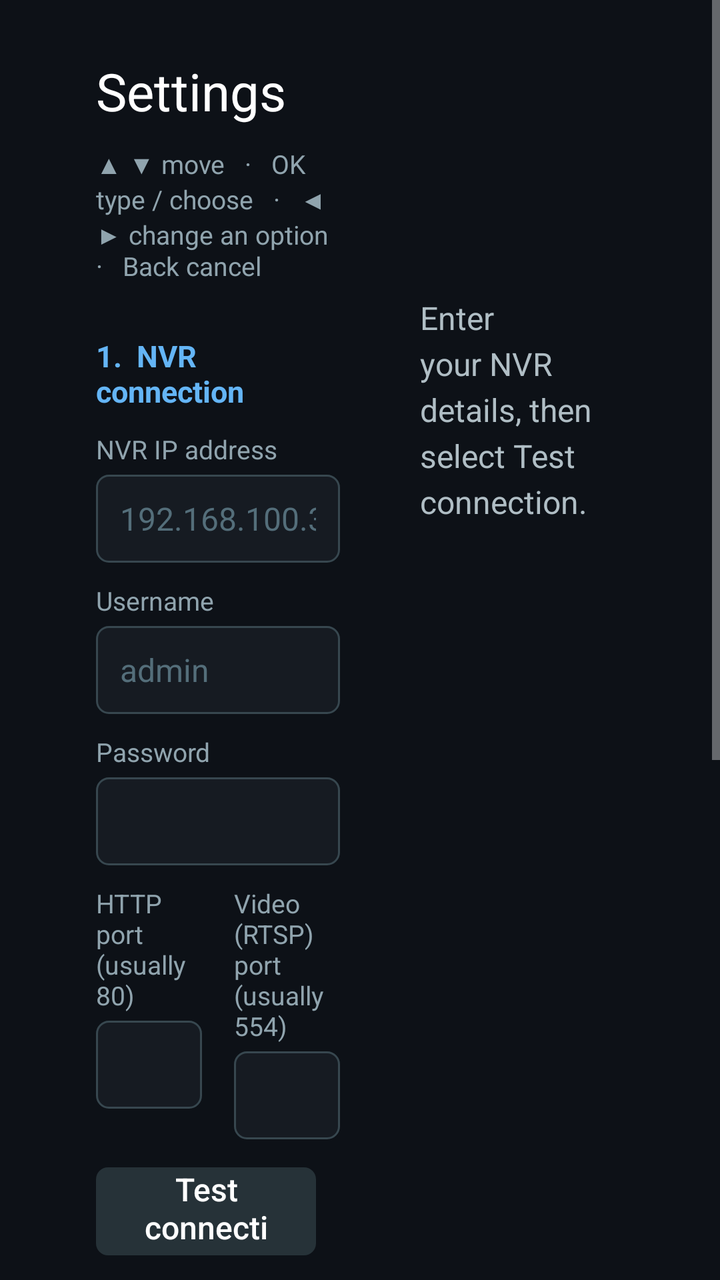
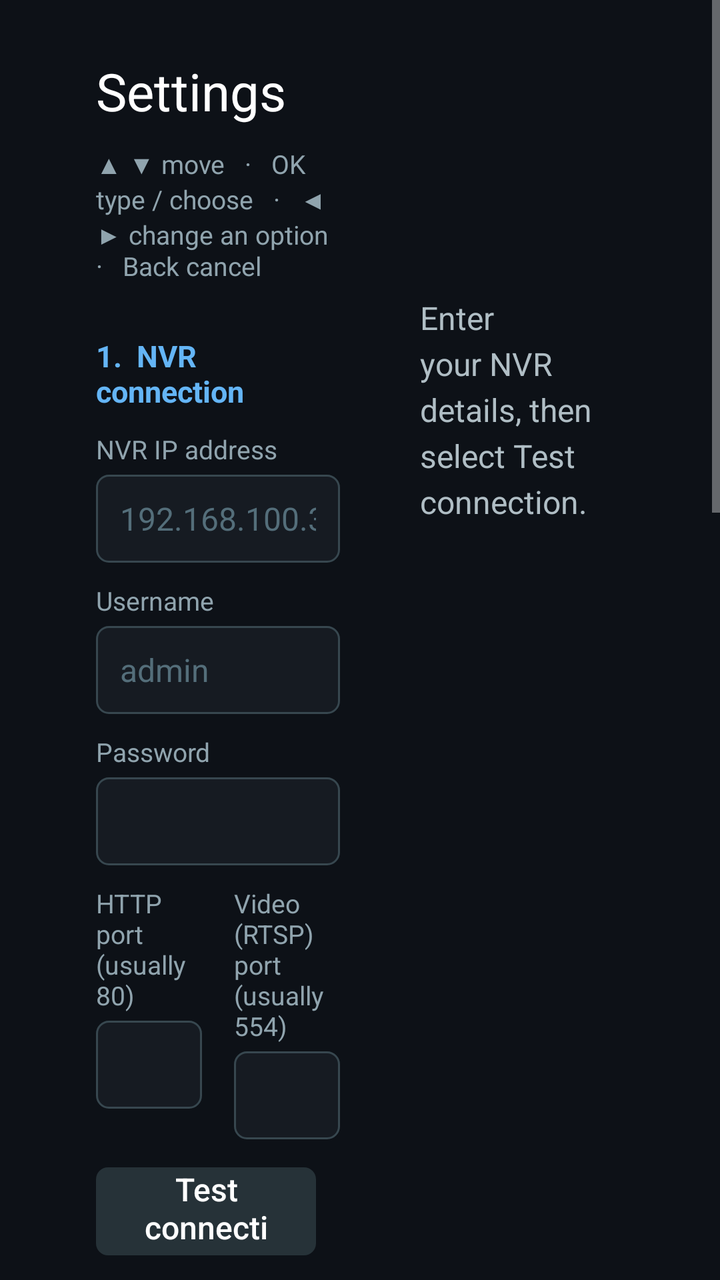

An Android layout rendered at two revisions. The XML below is the earlier revision; the diff shows what the commit changed to produce the second picture.
<!-- AndroidManifest.xml: application theme AppTheme -->
<!-- res/layout/activity_settings.xml -->
<?xml version="1.0" encoding="utf-8"?>
<ScrollView xmlns:android="http://schemas.android.com/apk/res/android"
    android:layout_width="match_parent"
    android:layout_height="match_parent"
    android:background="#0D1117"
    android:fillViewport="true">

    <LinearLayout
        android:layout_width="match_parent"
        android:layout_height="wrap_content"
        android:orientation="horizontal"
        android:paddingHorizontal="48dp"
        android:paddingVertical="28dp">

        
        <LinearLayout
            android:layout_width="0dp"
            android:layout_height="wrap_content"
            android:layout_weight="1.2"
            android:orientation="vertical">

            <TextView
                style="@style/SettingsTitle"
                android:text="Settings" />

            <TextView
                style="@style/SettingsLabel"
                android:text="▲ ▼ move   ·   OK type / choose   ·   ◀ ▶ change an option   ·   Back cancel" />

            
            <TextView
                style="@style/SettingsSection"
                android:text="1.  NVR connection" />

            <TextView style="@style/SettingsLabel" android:text="NVR IP address" />
            <EditText
                android:id="@+id/f_host"
                style="@style/SettingsField"
                android:hint="192.168.100.30"
                android:inputType="textUri" />

            <TextView style="@style/SettingsLabel" android:text="Username" />
            <EditText
                android:id="@+id/f_user"
                style="@style/SettingsField"
                android:hint="admin"
                android:inputType="text" />

            <TextView style="@style/SettingsLabel" android:text="Password" />
            <EditText
                android:id="@+id/f_pass"
                style="@style/SettingsField"
                android:inputType="textPassword" />

            <LinearLayout
                android:layout_width="match_parent"
                android:layout_height="wrap_content"
                android:orientation="horizontal">

                <LinearLayout
                    android:layout_width="0dp"
                    android:layout_height="wrap_content"
                    android:layout_marginEnd="16dp"
                    android:layout_weight="1"
                    android:orientation="vertical">

                    <TextView style="@style/SettingsLabel" android:text="HTTP port (usually 80)" />
                    <EditText
                        android:id="@+id/f_http_port"
                        style="@style/SettingsField"
                        android:inputType="number" />
                </LinearLayout>

                <LinearLayout
                    android:layout_width="0dp"
                    android:layout_height="wrap_content"
                    android:layout_weight="1"
                    android:orientation="vertical">

                    <TextView style="@style/SettingsLabel" android:text="Video (RTSP) port (usually 554)" />
                    <EditText
                        android:id="@+id/f_rtsp_port"
                        style="@style/SettingsField"
                        android:imeOptions="actionDone"
                        android:inputType="number" />
                </LinearLayout>
            </LinearLayout>

            <Button
                android:id="@+id/btn_test"
                style="@style/SettingsButton"
                android:layout_marginTop="14dp"
                android:text="Test connection" />

            
            <TextView
                style="@style/SettingsSection"
                android:text="2.  Display" />

            <Button
                android:id="@+id/o_layout"
                style="@style/SettingsOption" />

            <Button
                android:id="@+id/o_grid"
                style="@style/SettingsOption" />

            <Button
                android:id="@+id/o_fit"
                style="@style/SettingsOption" />

            <Button
                android:id="@+id/o_cycle"
                style="@style/SettingsOption" />

            <Button
                android:id="@+id/o_manual"
                style="@style/SettingsOption" />

            <Button
                android:id="@+id/btn_reset_order"
                style="@style/SettingsOption"
                android:text="Reset camera order  (tip: hold OK on a camera to move it)" />

            
            <LinearLayout
                android:layout_width="match_parent"
                android:layout_height="wrap_content"
                android:layout_marginTop="24dp"
                android:orientation="horizontal">

                <Button
                    android:id="@+id/btn_save"
                    style="@style/SettingsButton"
                    android:text="Save" />

                <Button
                    android:id="@+id/btn_cancel"
                    style="@style/SettingsButton"
                    android:text="Cancel" />
            </LinearLayout>
        </LinearLayout>

        
        <TextView
            android:id="@+id/result"
            android:layout_width="0dp"
            android:layout_height="wrap_content"
            android:layout_marginStart="40dp"
            android:layout_marginTop="120dp"
            android:layout_weight="1"
            android:lineSpacingExtra="4dp"
            android:text="Enter your NVR details, then select Test connection."
            android:textColor="#B0BEC5"
            android:textSize="16sp" />
    </LinearLayout>
</ScrollView>
<!-- resources referenced by this layout -->
<resources>
  <style name="SettingsField">
          <item name="android:layout_width">match_parent</item>
          <item name="android:layout_height">44dp</item>
          <item name="android:background">@drawable/field_tv</item>
          <item name="android:imeOptions">actionNext</item>
          <item name="android:maxLines">1</item>
          <item name="android:paddingHorizontal">12dp</item>
          <item name="android:singleLine">true</item>
          <item name="android:textColor">#FFFFFF</item>
          <item name="android:textColorHint">#546E7A</item>
          <item name="android:textSize">16sp</item>
      </style>
  <style name="SettingsLabel">
          <item name="android:layout_width">wrap_content</item>
          <item name="android:layout_height">wrap_content</item>
          <item name="android:layout_marginTop">10dp</item>
          <item name="android:layout_marginBottom">4dp</item>
          <item name="android:textColor">#90A4AE</item>
          <item name="android:textSize">13sp</item>
      </style>
  <style name="SettingsSection">
          <item name="android:layout_width">wrap_content</item>
          <item name="android:layout_height">wrap_content</item>
          <item name="android:layout_marginTop">22dp</item>
          <item name="android:textColor">#64B5F6</item>
          <item name="android:textSize">15sp</item>
          <item name="android:textStyle">bold</item>
      </style>
  <style name="SettingsTitle">
          <item name="android:layout_width">wrap_content</item>
          <item name="android:layout_height">wrap_content</item>
          <item name="android:textColor">#FFFFFF</item>
          <item name="android:textSize">26sp</item>
      </style>
  <style name="AppTheme" parent="@android:style/Theme.Material.NoActionBar.Fullscreen">
          <item name="android:windowBackground">@android:color/black</item>
          <item name="android:colorAccent">#2196F3</item>
          <item name="android:colorPrimary">#0D1117</item>
      </style>
  <!-- drawable button_tv (drawable) -->
  <?xml version="1.0" encoding="utf-8"?>
  <selector xmlns:android="http://schemas.android.com/apk/res/android">
      <item android:state_focused="true">
          <shape android:shape="rectangle">
              <corners android:radius="6dp" />
              <solid android:color="#2196F3" />
          </shape>
      </item>
      <item android:state_pressed="true">
          <shape android:shape="rectangle">
              <corners android:radius="6dp" />
              <solid android:color="#1565C0" />
          </shape>
      </item>
      <item>
          <shape android:shape="rectangle">
              <corners android:radius="6dp" />
              <solid android:color="#263238" />
          </shape>
      </item>
  </selector>
  <!-- drawable field_tv (drawable) -->
  <?xml version="1.0" encoding="utf-8"?>
  <selector xmlns:android="http://schemas.android.com/apk/res/android">
      <item android:state_focused="true">
          <shape android:shape="rectangle">
              <corners android:radius="6dp" />
              <solid android:color="#1A2733" />
              <stroke android:width="2dp" android:color="#2196F3" />
          </shape>
      </item>
      <item>
          <shape android:shape="rectangle">
              <corners android:radius="6dp" />
              <solid android:color="#161B22" />
              <stroke android:width="1dp" android:color="#37474F" />
          </shape>
      </item>
  </selector>
  <!-- unchanged entries left out for length: 2 -->
</resources>

<!-- the commit's change to res/layout/activity_settings.xml (unified diff, before → after) -->
@@ -123,6 +123,35 @@
                 android:text="Reset camera order  (tip: hold OK on a camera to move it)" />
 
             
+            <TextView
+                style="@style/SettingsSection"
+                android:text="3.  Alerts &amp; start-up" />
+
+            <Button
+                android:id="@+id/o_popup"
+                style="@style/SettingsOption" />
+
+            <Button
+                android:id="@+id/o_popup_secs"
+                style="@style/SettingsOption" />
+
+            <Button
+                android:id="@+id/o_chime"
+                style="@style/SettingsOption" />
+
+            <Button
+                android:id="@+id/o_popup_over"
+                style="@style/SettingsOption" />
+
+            <Button
+                android:id="@+id/o_autostart"
+                style="@style/SettingsOption" />
+
+            <TextView
+                style="@style/SettingsLabel"
+                android:text="Pop-ups need “Notify Surveillance Center” ticked in each camera's event settings on the NVR. “Over other apps” and “start-up” need Android's “Display over other apps” permission – Settings will take you there." />
+
+            
             <LinearLayout
                 android:layout_width="match_parent"
                 android:layout_height="wrap_content"
